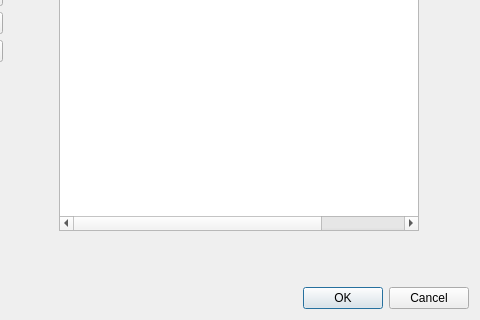
This is Hardware Monitor Applet/GUI/DataDialog.ui in jimmyd-be/Hardware-Monitor-Applet as Qt 5 draws it before an edit; both pictures show x 554 to 1034 and y 322 to 642 of the 1034 by 642 pixel window. The edited form follows.
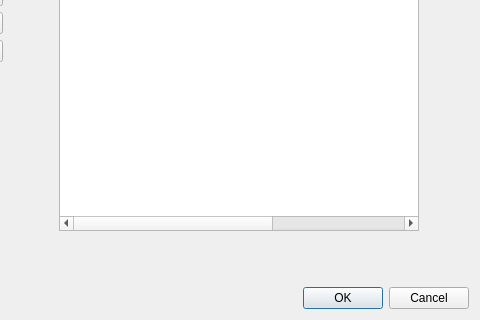
This is the edited form.

Patch:
```diff
--- a/Hardware Monitor Applet/GUI/DataDialog.ui
+++ b/Hardware Monitor Applet/GUI/DataDialog.ui
@@ -279,6 +279,11 @@
          <string>System</string>
         </property>
        </column>
+       <column>
+        <property name="text">
+         <string>Symbol</string>
+        </property>
+       </column>
       </widget>
      </item>
      <item>
```
